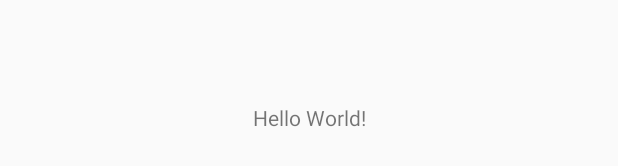
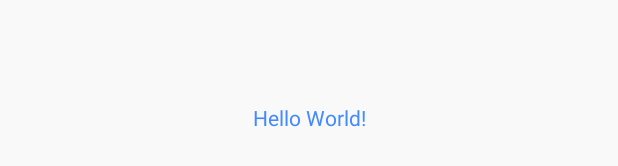
Before and after one commit to thakul-pr/SetupCommonLib, an Android app: the layout activity_main.xml on its own in the app's theme, with its tools: preview values and no code run, on a phone screen of 412 x 824 dp. Shown: the part 501-667 px from the top of the screen. Run offline under Robolectric (Android 15) with nearby library versions, the phone set to English and light mode, and no system bars.

```diff
--- a/app/src/main/AndroidManifest.xml
+++ b/app/src/main/AndroidManifest.xml
@@ -9,7 +9,9 @@
         android:roundIcon="@mipmap/ic_launcher_round"
         android:supportsRtl="true"
         android:theme="@style/AppTheme">
-        <activity android:name=".MainActivity">
+        <activity android:name=".android.MainActivity"></activity>
+
+        <activity android:name=".android.LoginActivity">
             <intent-filter>
                 <action android:name="android.intent.action.MAIN" />
 
--- a/app/src/main/res/layout/activity_main.xml
+++ b/app/src/main/res/layout/activity_main.xml
@@ -4,7 +4,7 @@
     xmlns:tools="http://schemas.android.com/tools"
     android:layout_width="match_parent"
     android:layout_height="match_parent"
-    tools:context=".MainActivity">
+    tools:context=".android.MainActivity">
 
     <TextView
         android:layout_width="wrap_content"
--- a/app/src/main/res/values/colors.xml
+++ b/app/src/main/res/values/colors.xml
@@ -1,6 +1,29 @@
 <?xml version="1.0" encoding="utf-8"?>
 <resources>
-    <color name="colorPrimary">#008577</color>
-    <color name="colorPrimaryDark">#00574B</color>
-    <color name="colorAccent">#D81B60</color>
+
+    <!-- color -->
+    <color name="blue_medium">#448aff</color>
+    <color name="blue_light">#83b9ff</color>
+    <color name="blue_dark">#005ecb</color>
+
+    <color name="grey_f9">#f9f9f9</color>
+    <color name="grey_f7">#f7f7f7</color>
+    <color name="grey_3c">#3C3C3C</color>
+    <color name="grey_7c">#7C7C7C</color>
+    <color name="grey_75">#757575</color>
+    <color name="grey_a3">#a3a3a3</color>
+    <color name="grey_e0">#e0e0e0</color>
+    <color name="grey_99">#999999</color>
+    <color name="grey_90">#909090</color>
+
+    <!-- Naming -->
+    <color name="colorPrimary">@color/blue_medium</color>
+    <color name="colorPrimaryDark">@color/blue_dark</color>
+    <color name="colorAccent">@color/blue_medium</color>
+
+    <color name="textColorPrimary">@color/blue_dark</color>
+    <color name="textColorLink">@color/blue_light</color>
+
+    <color name="backgroundDefault">@color/grey_f9</color>
+
 </resources>
--- a/app/src/main/res/values/styles.xml
+++ b/app/src/main/res/values/styles.xml
@@ -1,11 +1,18 @@
 <resources>
 
     <!-- Base application theme. -->
-    <style name="AppTheme" parent="Theme.AppCompat.Light.DarkActionBar">
+    <style name="AppTheme" parent="Theme.AppCompat.Light.NoActionBar">
         <!-- Customize your theme here. -->
         <item name="colorPrimary">@color/colorPrimary</item>
         <item name="colorPrimaryDark">@color/colorPrimaryDark</item>
         <item name="colorAccent">@color/colorAccent</item>
+
+        <item name="android:textColor">@color/colorPrimary</item>
+        <item name="android:textColorPrimary">@color/colorPrimary</item>
+        <item name="android:textColorLink">@color/colorPrimary</item>
+
+        <item name="android:windowBackground">@color/backgroundDefault</item>
+
     </style>
 
 </resources>
```
Also changed, not shown: app/build.gradle (+5 -2 lines), app/src/main/java/com/example/setupcommonlib/android/LoginActivity.kt (renamed from app/src/main/java/com/example/setupcommonlib/MainActivity.kt, +4 -3 lines), app/src/main/java/com/example/setupcommonlib/android/MainActivity.kt (added, +13 -0 lines), app/src/main/java/com/example/setupcommonlib/data/net/RetrofitUtils.kt (added, +28 -0 lines), app/src/main/java/com/example/setupcommonlib/data/net/ServiceFactory.kt (added, +13 -0 lines), app/src/main/res/layout/activity_login.xml (added, +8 -0 lines), app/src/main/res/values/dimens.xml (added, +9 -0 lines).
